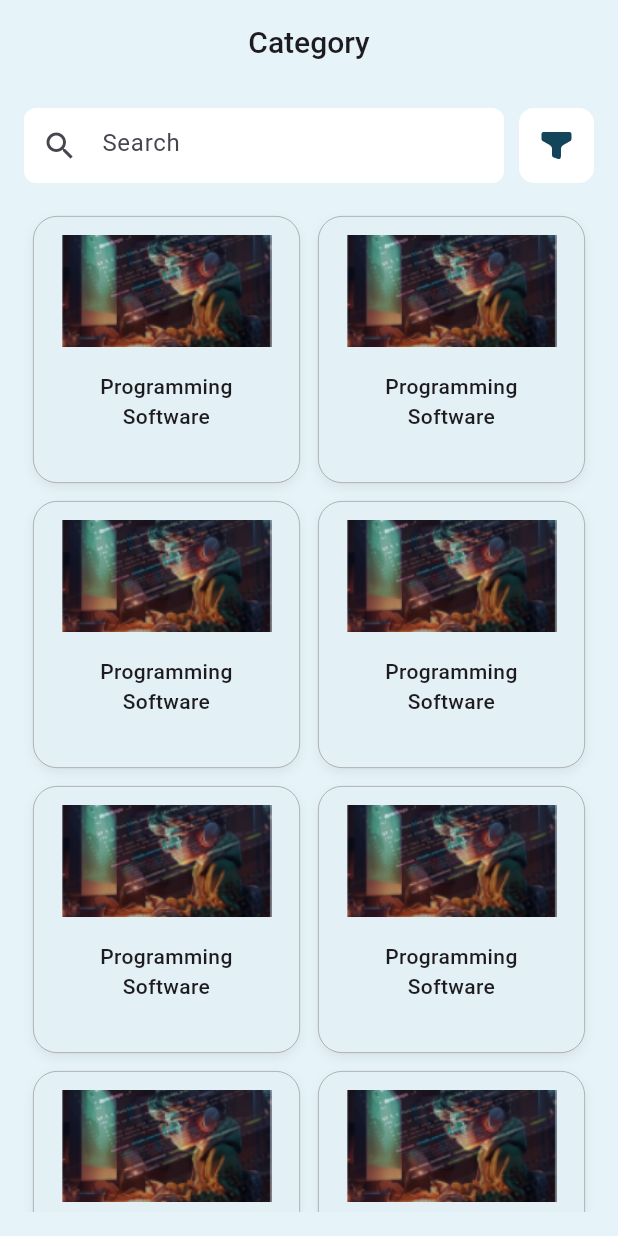
After one commit to doaasafwat/Online_Courses_App, a Flutter app: the CategoriesView screen opened directly, on a phone screen of 412 x 824 dp. The commit adds this screen. Run offline on Flutter 3.47's test engine with Material 3 defaults, Android fonts, the phone set to English and light mode, and no system bars; our stand-ins replace flutter_svg.

Commit message:
category view done

```diff
--- a/lib/views/Categories/categories_view.dart
+++ b/lib/views/Categories/categories_view.dart
@@ -1,10 +1,37 @@
 import 'package:flutter/material.dart';
+import 'package:online_courses_app/const.dart';
+import 'package:online_courses_app/views/Categories/category_item_list_view.dart';
+import 'package:online_courses_app/widgets/search_bar.dart';
 
 class CategoriesView extends StatelessWidget {
   const CategoriesView({super.key});
 
   @override
   Widget build(BuildContext context) {
-    return const Placeholder();
+    return Scaffold(
+      backgroundColor: backgroundColor,
+      appBar: AppBar(
+        backgroundColor: backgroundColor,
+        automaticallyImplyLeading: false,
+        centerTitle: true,
+        elevation: 0,
+        title: const Text(
+          'Category',
+          style: TextStyle(fontSize: 20, fontWeight: FontWeight.w500),
+        ),
+      ),
+      body: const Padding(
+        padding: EdgeInsets.all(16.0),
+        child: Column(
+          children: [
+            CustomSearchBar(),
+            SizedBox(
+              height: 16,
+            ),
+            CategoryItemListView()
+          ],
+        ),
+      ),
+    );
   }
 }
--- /dev/null
+++ b/lib/views/Categories/category_item.dart
@@ -0,0 +1,66 @@
+import 'package:flutter/material.dart';
+
+class CategoryItem extends StatelessWidget {
+  final String image;
+  final String title;
+
+  const CategoryItem({
+    super.key,
+    required this.image,
+    required this.title,
+  });
+
+  @override
+  Widget build(BuildContext context) {
+    return Padding(
+      padding: const EdgeInsets.all(6.0),
+      child: Container(
+        height: 172,
+        width: 164,
+        decoration: BoxDecoration(
+          color: const Color.fromARGB(255, 227, 240, 246),
+          borderRadius: BorderRadius.circular(16),
+          border: Border.all(
+            color: Colors.grey,
+            width: 0.5,
+          ),
+          boxShadow: [
+            BoxShadow(
+              color: Colors.grey.withOpacity(0.2),
+              blurRadius: 6,
+              offset: const Offset(0, 3),
+            ),
+          ],
+        ),
+        child: Column(
+          mainAxisAlignment: MainAxisAlignment.center,
+          children: [
+            const SizedBox(
+              height: 12,
+            ),
+            Image.asset(
+              image,
+              height: 75,
+              width: 140,
+              fit: BoxFit.cover,
+            ),
+            const SizedBox(
+              height: 16,
+            ),
+            Expanded(
+              child: Text(
+                title,
+                textAlign: TextAlign.center,
+                style: const TextStyle(
+                  fontSize: 14,
+                  fontWeight: FontWeight.w500,
+                ),
+                overflow: TextOverflow.ellipsis,
+              ),
+            ),
+          ],
+        ),
+      ),
+    );
+  }
+}
--- /dev/null
+++ b/lib/views/Categories/category_item_list_view.dart
@@ -0,0 +1,23 @@
+import 'package:flutter/material.dart';
+import 'package:online_courses_app/views/Categories/category_item.dart';
+
+class CategoryItemListView extends StatelessWidget {
+  const CategoryItemListView({super.key});
+
+  @override
+  Widget build(BuildContext context) {
+    return Expanded(
+      child: GridView.builder(
+        itemCount: 10,
+        gridDelegate:
+            const SliverGridDelegateWithFixedCrossAxisCount(crossAxisCount: 2),
+        itemBuilder: (BuildContext context, int index) {
+          return const CategoryItem(
+            image: 'assets/image/categoryImage.png',
+            title: 'Programming\nSoftware',
+          );
+        },
+      ),
+    );
+  }
+}
```
Also changed, not shown: assets/image/categoryImage.png (added).
